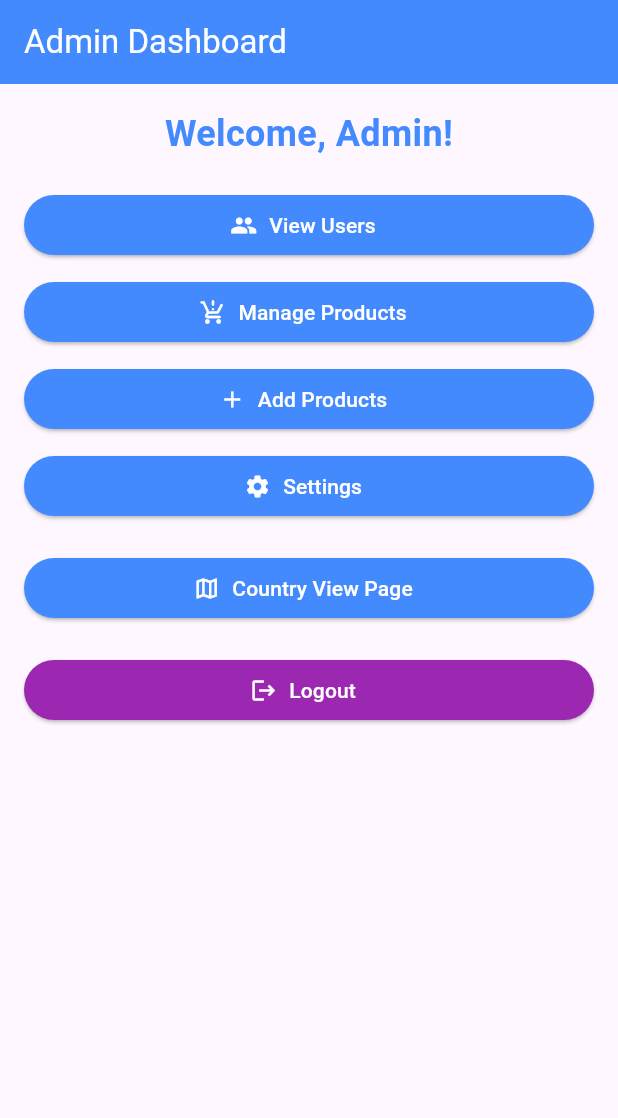
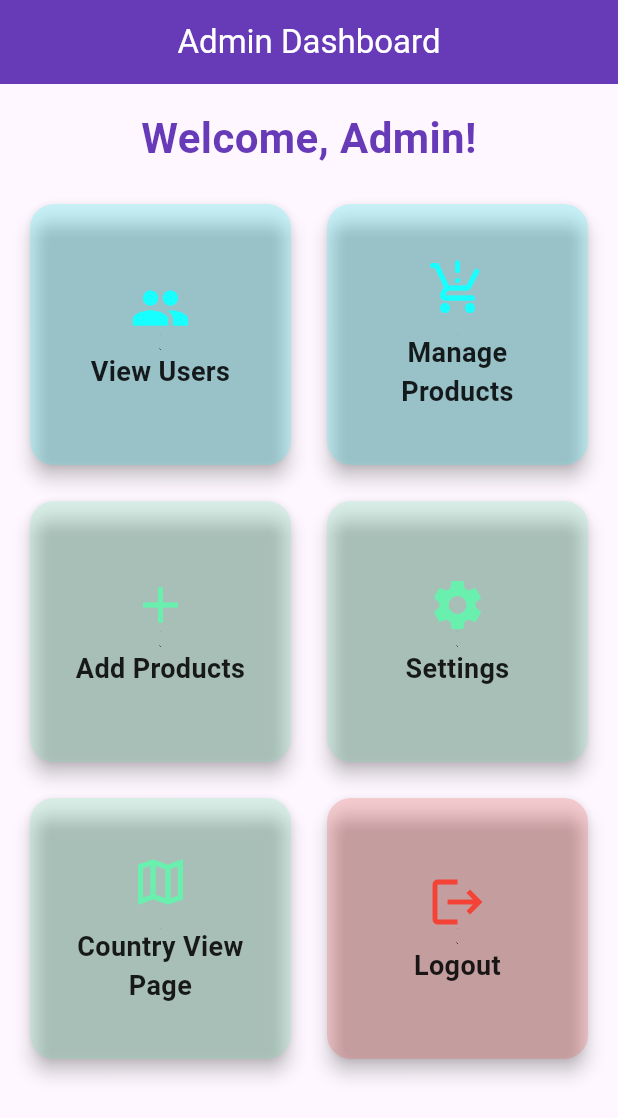
Before and after one commit to NayamulNirob/Flutter_Project, a Flutter app: the AdminPage screen opened directly, on a phone screen of 412 x 824 dp. Shown: the top 1118 px of the screen. Run offline on Flutter 3.47's test engine with Material 3 defaults, Android fonts, the light colour scheme and no system bars; our stand-ins replace dio, flutter_secure_storage, google_fonts, image_picker, shared_preferences; missing offline and left inert: image_picker_web, jwt_decode, radio_group_v2; accounts and stored records are empty.

Commit message:
admin page & all product view
5:04AM
13/11/2024

```diff
--- a/merchandise_management_system/lib/pages/admin_page.dart
+++ b/merchandise_management_system/lib/pages/admin_page.dart
@@ -9,13 +9,134 @@ import 'countries_view_page.dart';
 class AdminPage extends StatelessWidget {
   const AdminPage({super.key});
 
+  // @override
+  // Widget build(BuildContext context) {
+  //   return Scaffold(
+  //     appBar: AppBar(
+  //       title: const Text('Admin Dashboard',style: TextStyle(color: Colors.white)),
+  //       automaticallyImplyLeading: false, // Hides the back button
+  //       backgroundColor: Colors.blueAccent,
+  //     ),
+  //     body: Padding(
+  //       padding: const EdgeInsets.all(16.0),
+  //       child: Column(
+  //         crossAxisAlignment: CrossAxisAlignment.stretch,
+  //         children: [
+  //           const Text(
+  //             'Welcome, Admin!',
+  //             style: TextStyle(
+  //               fontSize: 24,
+  //               fontWeight: FontWeight.bold,
+  //               color: Colors.blueAccent,
+  //             ),
+  //             textAlign: TextAlign.center,
+  //           ),
+  //           const SizedBox(height: 20),
+  //           ElevatedButton.icon(
+  //             icon: const Icon(Icons.people,color: Colors.white,),
+  //             label: const Text('View Users',style: TextStyle(color: Colors.white)),
+  //             onPressed: () {
+  //               // Navigate to users page or call an API to fetch users
+  //               print("View Users clicked");
+  //             },
+  //             style: ElevatedButton.styleFrom(
+  //               backgroundColor: Colors.blueAccent,
+  //             ),
+  //           ),
+  //           const SizedBox(height: 10),
+  //           ElevatedButton.icon(
+  //             icon: const Icon(Icons.production_quantity_limits_rounded,color: Colors.white,),
+  //             label: const Text('Manage Products',style: TextStyle(color: Colors.white)),
+  //             onPressed: () {
+  //               // Navigate to manage hotels page or call an API to manage hotels
+  //               Navigator.push(
+  //                 context,
+  //                 MaterialPageRoute(builder: (context) => const AllProductViewPage()),
+  //               );
+  //               print("Manage Products clicked");
+  //             },
+  //             style: ElevatedButton.styleFrom(
+  //               backgroundColor: Colors.blueAccent,
+  //             ),
+  //           ),
+  //           const SizedBox(height: 10),
+  //
+  //
+  //           ElevatedButton.icon(
+  //             icon: const Icon(Icons.add,color: Colors.white,),
+  //             label: const Text('Add Products',style: TextStyle(color: Colors.white)),
+  //             onPressed: () {
+  //               // Implement logout functionality or navigate back to login
+  //               Navigator.pushReplacement(
+  //                 context,
+  //                 MaterialPageRoute(builder: (context) => const AddProductPage()),
+  //               ); // Example logout: navigate back to login
+  //             },
+  //             style: ElevatedButton.styleFrom(
+  //               backgroundColor: Colors.blueAccent,
+  //             ),
+  //           ),
+  //           const SizedBox(height: 10),
+  //
+  //
+  //           ElevatedButton.icon(
+  //             icon: const Icon(Icons.settings,color: Colors.white,),
+  //             label: const Text('Settings',style: TextStyle(color: Colors.white)),
+  //             onPressed: () {
+  //               // Navigate to settings page
+  //               print("Settings clicked");
+  //             },
+  //             style: ElevatedButton.styleFrom(
+  //               backgroundColor: Colors.blueAccent,
+  //             ),
+  //           ),
+  //
+  //           const SizedBox(
+  //             height: 20,
+  //           ),
+  //           ElevatedButton.icon(
+  //             icon: const Icon(Icons.map_outlined,color: Colors.white,),
+  //             label: const Text('Country View Page',style: TextStyle(color: Colors.white),),
+  //             onPressed: () {
+  //               Navigator.push(
+  //                 context,
+  //                 MaterialPageRoute(builder: (context) => const CountriesViewPage()),
+  //               );
+  //             },
+  //             style: ElevatedButton.styleFrom(
+  //               backgroundColor: Colors.blueAccent,
+  //             ),
+  //
+  //           ),
+  //           const SizedBox(height: 20),
+  //           ElevatedButton.icon(
+  //             icon: const Icon(Icons.logout,color: Colors.white,),
+  //             label: const Text('Logout',style: TextStyle(color: Colors.white),),
+  //
+  //             onPressed: () {
+  //               // Implement logout functionality or navigate back to login
+  //               Navigator.pushReplacement(
+  //                 context,
+  //                 MaterialPageRoute(builder: (context) => LoginPage()),
+  //               ); // Example logout: navigate back to login
+  //             },
+  //             style: ElevatedButton.styleFrom(
+  //               backgroundColor: Colors.purple,
+  //             ),
+  //           ),
+  //         ],
+  //       ),
+  //     ),
+  //   );
+  // }
+
   @override
   Widget build(BuildContext context) {
     return Scaffold(
-      appBar: AppBar(
-        title: const Text('Admin Dashboard',style: TextStyle(color: Colors.white)),
+      appBar: AppBar(centerTitle: true,
+        title: const Text('Admin Dashboard', style: TextStyle(color: Colors.white)),
         automaticallyImplyLeading: false, // Hides the back button
-        backgroundColor: Colors.blueAccent,
+        backgroundColor: Colors.deepPurple,
       ),
       body: Padding(
         padding: const EdgeInsets.all(16.0),
@@ -25,103 +146,86 @@ class AdminPage extends StatelessWidget {
             const Text(
               'Welcome, Admin!',
               style: TextStyle(
-                fontSize: 24,
+                fontSize: 28,
                 fontWeight: FontWeight.bold,
-                color: Colors.blueAccent,
+                color: Colors.deepPurple,
               ),
               textAlign: TextAlign.center,
             ),
             const SizedBox(height: 20),
-            ElevatedButton.icon(
-              icon: const Icon(Icons.people,color: Colors.white,),
-              label: const Text('View Users',style: TextStyle(color: Colors.white)),
-              onPressed: () {
-                // Navigate to users page or call an API to fetch users
+            Expanded(
+              child: GridView.count(
+                crossAxisCount: 2,
+                crossAxisSpacing: 16,
+                mainAxisSpacing: 16,
+                children: [
+                  _buildCard(
+                    context,
+                    color: Colors.cyanAccent,
+                    icon: Icons.people,
+                    label: 'View Users',
+                    onTap: () {
                       print("View Users clicked");
                     },
-              style: ElevatedButton.styleFrom(
-                backgroundColor: Colors.blueAccent,
                   ),
-            ),
-            const SizedBox(height: 10),
-            ElevatedButton.icon(
-              icon: const Icon(Icons.production_quantity_limits_rounded,color: Colors.white,),
-              label: const Text('Manage Products',style: TextStyle(color: Colors.white)),
-              onPressed: () {
-                // Navigate to manage hotels page or call an API to manage hotels
+                  _buildCard(
+                    context,
+                    color: Colors.cyanAccent,
+                    icon: Icons.production_quantity_limits_rounded,
+                    label: 'Manage Products',
+                    onTap: () {
                       Navigator.push(
                         context,
                         MaterialPageRoute(builder: (context) => const AllProductViewPage()),
                       );
-                print("Manage Products clicked");
                     },
-              style: ElevatedButton.styleFrom(
-                backgroundColor: Colors.blueAccent,
                   ),
-            ),
-            const SizedBox(height: 10),
-
-
-            ElevatedButton.icon(
-              icon: const Icon(Icons.add,color: Colors.white,),
-              label: const Text('Add Products',style: TextStyle(color: Colors.white)),
-              onPressed: () {
-                // Implement logout functionality or navigate back to login
+                  _buildCard(
+                    context,
+                    color: Colors.greenAccent,
+                    icon: Icons.add,
+                    label: 'Add Products',
+                    onTap: () {
                       Navigator.pushReplacement(
                         context,
                         MaterialPageRoute(builder: (context) => const AddProductPage()),
-                ); // Example logout: navigate back to login
+                      );
                     },
-              style: ElevatedButton.styleFrom(
-                backgroundColor: Colors.blueAccent,
                   ),
-            ),
-            const SizedBox(height: 10),
-
-
-            ElevatedButton.icon(
-              icon: const Icon(Icons.settings,color: Colors.white,),
-              label: const Text('Settings',style: TextStyle(color: Colors.white)),
-              onPressed: () {
-                // Navigate to settings page
+                  _buildCard(
+                    context,
+                    color: Colors.greenAccent,
+                    icon: Icons.settings,
+                    label: 'Settings',
+                    onTap: () {
                       print("Settings clicked");
                     },
-              style: ElevatedButton.styleFrom(
-                backgroundColor: Colors.blueAccent,
                   ),
-            ),
-
-            const SizedBox(
-              height: 20,
-            ),
-            ElevatedButton.icon(
-              icon: const Icon(Icons.map_outlined,color: Colors.white,),
-              label: const Text('Country View Page',style: TextStyle(color: Colors.white),),
-              onPressed: () {
+                  _buildCard(
+                    context,
+                    color: Colors.greenAccent,
+                    icon: Icons.map_outlined,
+                    label: 'Country View Page',
+                    onTap: () {
                       Navigator.push(
                         context,
                         MaterialPageRoute(builder: (context) => const CountriesViewPage()),
                       );
                     },
-              style: ElevatedButton.styleFrom(
-                backgroundColor: Colors.blueAccent,
                   ),
-
-            ),
-            const SizedBox(height: 20),
-            ElevatedButton.icon(
-              icon: const Icon(Icons.logout,color: Colors.white,),
-              label: const Text('Logout',style: TextStyle(color: Colors.white),),
-
-              onPressed: () {
-                // Implement logout functionality or navigate back to login
+                  _buildCard(
+                    context,
+                    color: Colors.red,
+                    icon: Icons.logout,
+                    label: 'Logout',
+                    onTap: () {
                       Navigator.pushReplacement(
                         context,
                         MaterialPageRoute(builder: (context) => LoginPage()),
-                ); // Example logout: navigate back to login
+                      );
                     },
-              style: ElevatedButton.styleFrom(
-                backgroundColor: Colors.purple,
+                  ),
+                ],
               ),
             ),
           ],
@@ -129,4 +233,43 @@ class AdminPage extends StatelessWidget {
       ),
     );
   }
+
+  Widget _buildCard(
+      BuildContext context, {
+        required Color color,
+        required IconData icon,
+        required String label,
+        required VoidCallback onTap,
+      }) {
+    return Card(
+      color: color.withOpacity(0.2),
+      elevation: 5,
+      shape: RoundedRectangleBorder(borderRadius: BorderRadius.circular(16)),
+      child: InkWell(
+        onTap: onTap,
+        borderRadius: BorderRadius.circular(16),
+        child: Padding(
+          padding: const EdgeInsets.all(16.0),
+          child: Column(
+            mainAxisAlignment: MainAxisAlignment.center,
+            children: [
+              Icon(icon, size: 40, color: color),
+              const SizedBox(height: 10),
+              Text(
+                label,
+                style: TextStyle(
+                  fontSize: 18,
+                  fontWeight: FontWeight.w600,
+                  color: Colors.black87,
+                ),
+                textAlign: TextAlign.center,
+              ),
+            ],
+          ),
+        ),
+      ),
+    );
   }
+
+
+}
```
Also changed, not shown: merchandise_management_system/lib/pages/all_product_view_page.dart (+22 -21 lines). Lines whose indentation alone changed are shown as unchanged.
